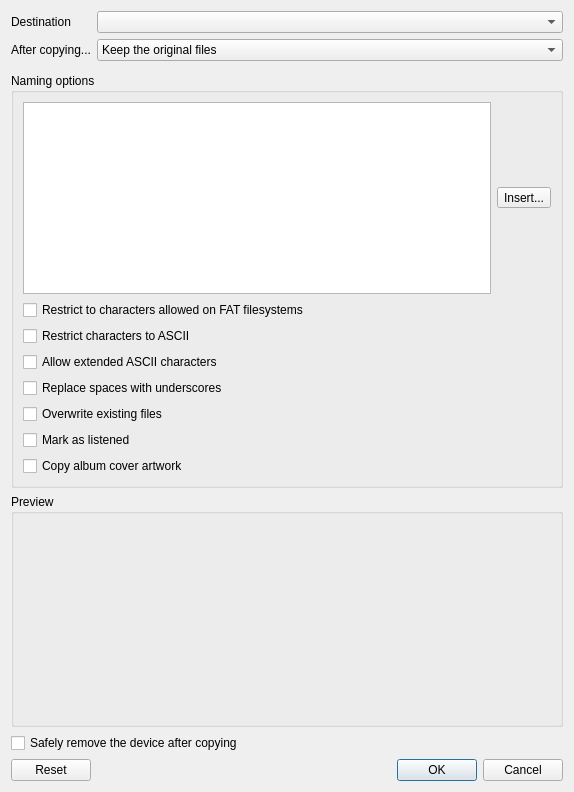
First picture: the form in src/organise/organisedialog.ui, repository strawberrymusicplayer/strawberry, before the edit.
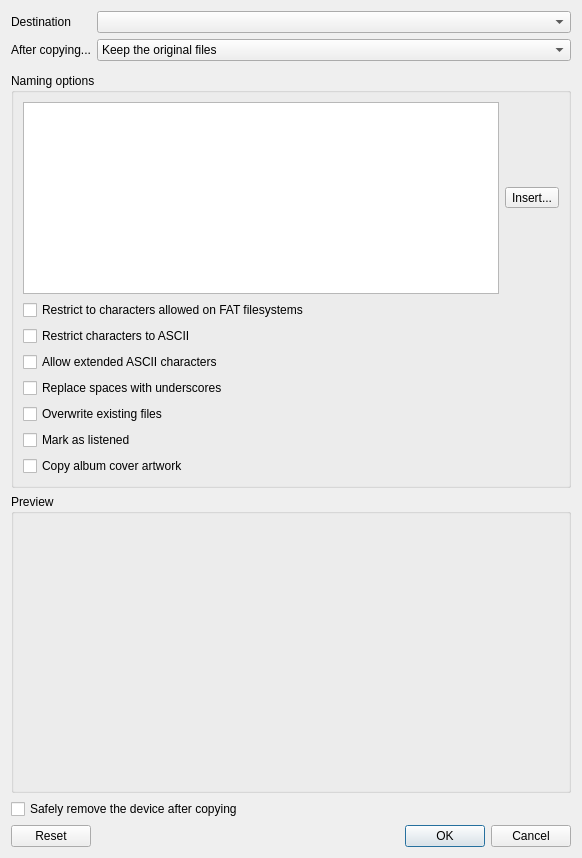
Second picture: the form after the edit. Icons and pictures are not drawn. Custom widgets are drawn as their Qt base class.

```diff
--- a/src/organise/organisedialog.ui
+++ b/src/organise/organisedialog.ui
@@ -2,6 +2,14 @@
 <ui version="4.0">
  <class>OrganiseDialog</class>
  <widget class="QDialog" name="OrganiseDialog">
+  <property name="geometry">
+   <rect>
+    <x>0</x>
+    <y>0</y>
+    <width>582</width>
+    <height>858</height>
+   </rect>
+  </property>
   <property name="windowTitle">
    <string>Organise Files</string>
   </property>
```
Left out of the diff: 7 changed lines with no effect on the pictures.
